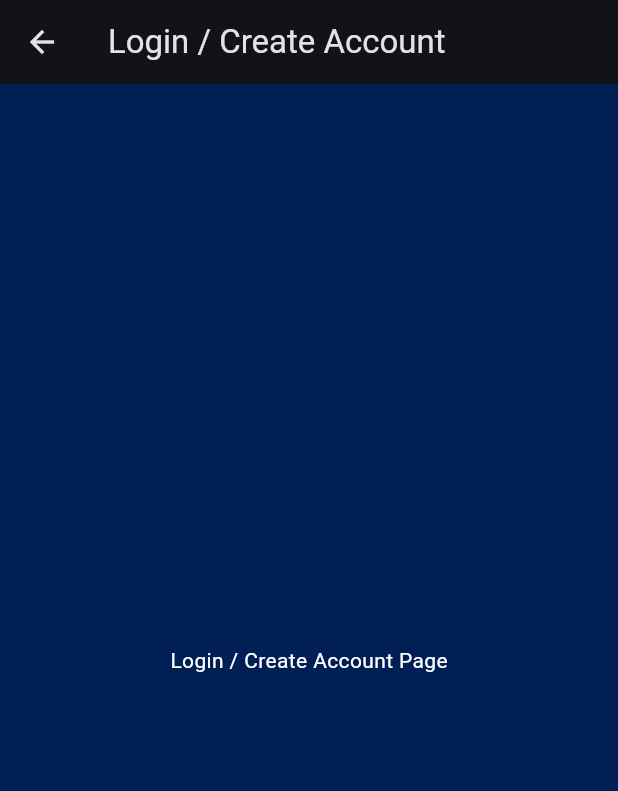
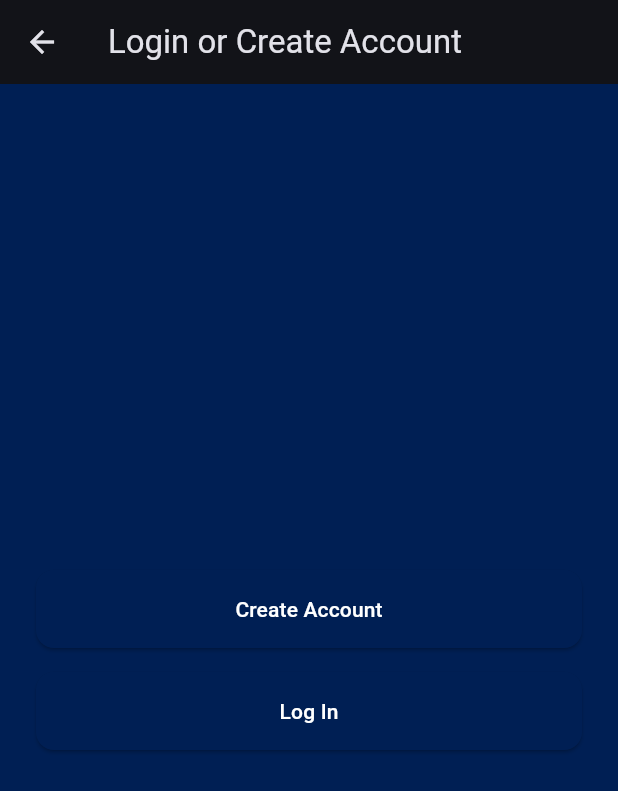
Before and after one commit to mosismoki/reduce_smoking_app, a Flutter app: the LoginPage screen opened directly, on a phone screen of 412 x 824 dp. Shown: the top 791 px of the screen. Run offline on Flutter 3.47's test engine with Material 3 defaults, Android fonts, the phone set to English and light mode, and no system bars.

Commit message:
Add login page after terms

```diff
--- a/lib/login_page.dart
+++ b/lib/login_page.dart
@@ -1,14 +1,41 @@
 import 'package:flutter/material.dart';
+import 'gender_selection_page.dart';
 
 class LoginPage extends StatelessWidget {
   const LoginPage({super.key});
 
+  void _goToGenderSelection(BuildContext context) {
+    Navigator.of(context).push(
+      MaterialPageRoute(builder: (_) => const GenderSelectionPage()),
+    );
+  }
+
   @override
   Widget build(BuildContext context) {
     return Scaffold(
-      appBar: AppBar(title: const Text('Login / Create Account')),
-      body: const Center(
-        child: Text('Login / Create Account Page'),
+      appBar: AppBar(title: const Text('Login or Create Account')),
+      body: Padding(
+        padding: const EdgeInsets.all(24.0),
+        child: Column(
+          mainAxisAlignment: MainAxisAlignment.center,
+          children: [
+            SizedBox(
+              width: double.infinity,
+              child: ElevatedButton(
+                onPressed: () => _goToGenderSelection(context),
+                child: const Text('Create Account'),
+              ),
+            ),
+            const SizedBox(height: 16),
+            SizedBox(
+              width: double.infinity,
+              child: ElevatedButton(
+                onPressed: () => _goToGenderSelection(context),
+                child: const Text('Log In'),
+              ),
+            ),
+          ],
+        ),
       ),
     );
   }
```
Also changed, not shown: lib/main.dart (+4 -4 lines).
